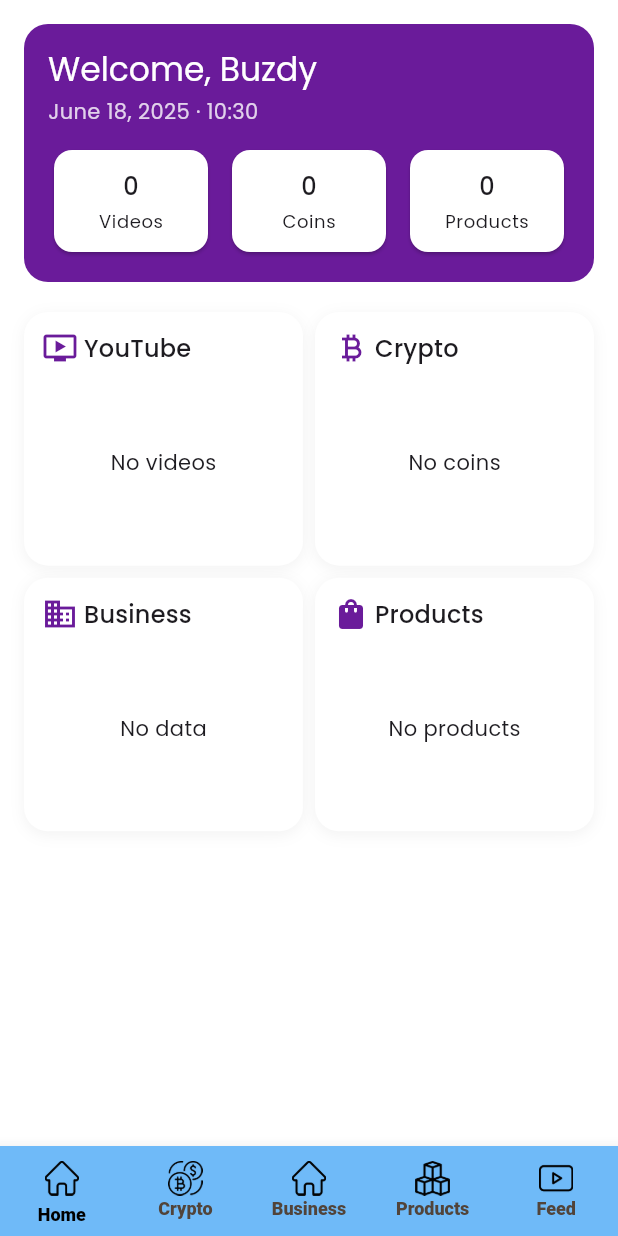
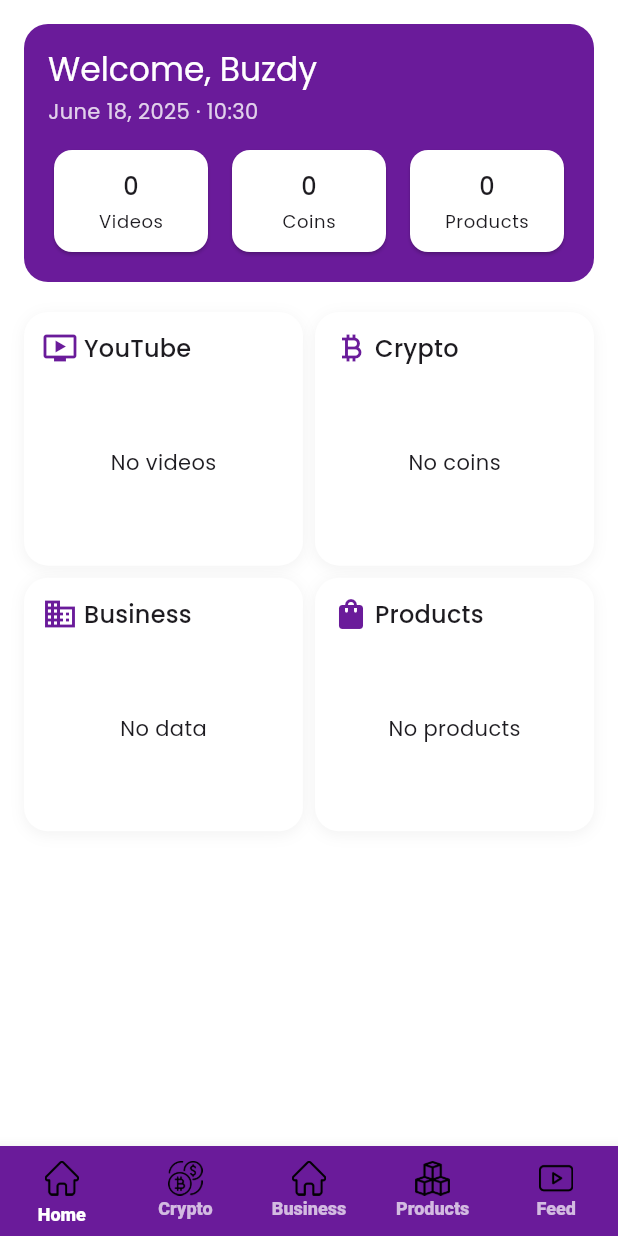
Before and after one commit to TheAppsFirm/BuzdyAppFlutter, a Flutter app: the screen it shows after launch, on a phone screen of 412 x 824 dp. Run offline on Flutter 3.47's test engine with Material 3 defaults, Android fonts, the phone set to English and light mode, and no system bars; our stand-ins replace cached_network_image, carousel_slider, dropdown_textfield, flutter_easyloading, get, google_fonts and 8 more; missing offline and left inert: ffmpeg_kit_flutter_new, flutter_inappwebview, image_gallery_saver_plus, video_thumbnail, youtube_explode_dart; accounts and stored records are empty; network calls fail; Roboto replaces fonts that are missing (Exo); statements that could not run were skipped; project files that could hold a hidden picture were left out.

Commit message:
Improve dashboard layout and theming

```diff
--- a/lib/core/theme.dart
+++ b/lib/core/theme.dart
@@ -19,6 +19,10 @@ const ColorScheme _darkColorScheme = ColorScheme.dark(
   onPrimary: kWhiteColor,
   secondary: kBrownColor,
   onSecondary: kWhiteColor,
+  background: Color(0xFF121212),
+  onBackground: kWhiteColor,
+  surface: Color(0xFF1E1E1E),
+  onSurface: kWhiteColor,
 );
 
 ThemeData lightTheme = ThemeData(
--- a/lib/presentation/screens/dashboard.dart
+++ b/lib/presentation/screens/dashboard.dart
@@ -58,22 +58,23 @@ class _DashBoradState extends State<DashBorad> {
     return Consumer<UserViewModel>(
       builder: (context, viewmodel, child) {
         return Scaffold(
-          backgroundColor: whiteColor,
+          backgroundColor: Theme.of(context).colorScheme.background,
           body: PageView(
             controller: _pageController,
             physics: const NeverScrollableScrollPhysics(),
             children: _pages,
           ),
           bottomNavigationBar: BottomNavigationBar(
-            backgroundColor: appButtonColor,
+            backgroundColor: Theme.of(context).colorScheme.primary,
             type: BottomNavigationBarType.fixed,
             elevation: 8.0,
             showUnselectedLabels: true,
             unselectedLabelStyle: textStyleExoBold(fontSize: 12),
             selectedLabelStyle: textStyleExoBold(fontSize: 12),
             currentIndex: _selectedIndex,
-            selectedItemColor: Colors.black,
-            unselectedItemColor: const Color(0xff51443A),
+            selectedItemColor: Theme.of(context).colorScheme.onPrimary,
+            unselectedItemColor:
+                Theme.of(context).colorScheme.onPrimary.withOpacity(0.7),
             onTap: _onItemTapped,
             items: <BottomNavigationBarItem>[
               BottomNavigationBarItem(
--- a/lib/presentation/screens/dashboard/home/home_dashboard.dart
+++ b/lib/presentation/screens/dashboard/home/home_dashboard.dart
@@ -84,7 +84,7 @@ class FeatureCard extends StatelessWidget {
                 ],
               ),
               const SizedBox(height: 8),
-              Expanded(child: child),
+              Flexible(child: child),
             ],
           ),
         ),
@@ -149,7 +149,12 @@ class BusinessPreview extends StatelessWidget {
         ? const Center(child: Text('No data'))
         : Column(
             crossAxisAlignment: CrossAxisAlignment.start,
-            children: merchants.map((e) => Text(e.name ?? '-')).toList(),
+            children: merchants
+                .map((e) => Text(
+                      e.name ?? '-',
+                      overflow: TextOverflow.ellipsis,
+                    ))
+                .toList(),
           );
   }
 }
@@ -165,7 +170,12 @@ class ProductPreview extends StatelessWidget {
         ? const Center(child: Text('No products'))
         : Column(
             crossAxisAlignment: CrossAxisAlignment.start,
-            children: products.map((e) => Text(e.name ?? '-')).toList(),
+            children: products
+                .map((e) => Text(
+                      e.name ?? '-',
+                      overflow: TextOverflow.ellipsis,
+                    ))
+                .toList(),
           );
   }
 }
@@ -287,14 +297,18 @@ class HomeDashboardScreen extends StatelessWidget {
       },
     ];
 
+    return LayoutBuilder(
+      builder: (context, constraints) {
+        final crossAxisCount = constraints.maxWidth > 600 ? 3 : 2;
+        final aspectRatio = constraints.maxWidth > 600 ? 1.3 : 1.1;
         return GridView.builder(
           shrinkWrap: true,
           physics: const NeverScrollableScrollPhysics(),
-      gridDelegate: const SliverGridDelegateWithFixedCrossAxisCount(
-        crossAxisCount: 2,
+          gridDelegate: SliverGridDelegateWithFixedCrossAxisCount(
+            crossAxisCount: crossAxisCount,
             mainAxisSpacing: 8,
             crossAxisSpacing: 8,
-        childAspectRatio: 1.1,
+            childAspectRatio: aspectRatio,
           ),
           itemCount: features.length,
           itemBuilder: (context, index) {
@@ -307,6 +321,8 @@ class HomeDashboardScreen extends StatelessWidget {
             );
           },
         );
+      },
+    );
   }
 
 
```
Lines whose indentation alone changed are shown as unchanged.
